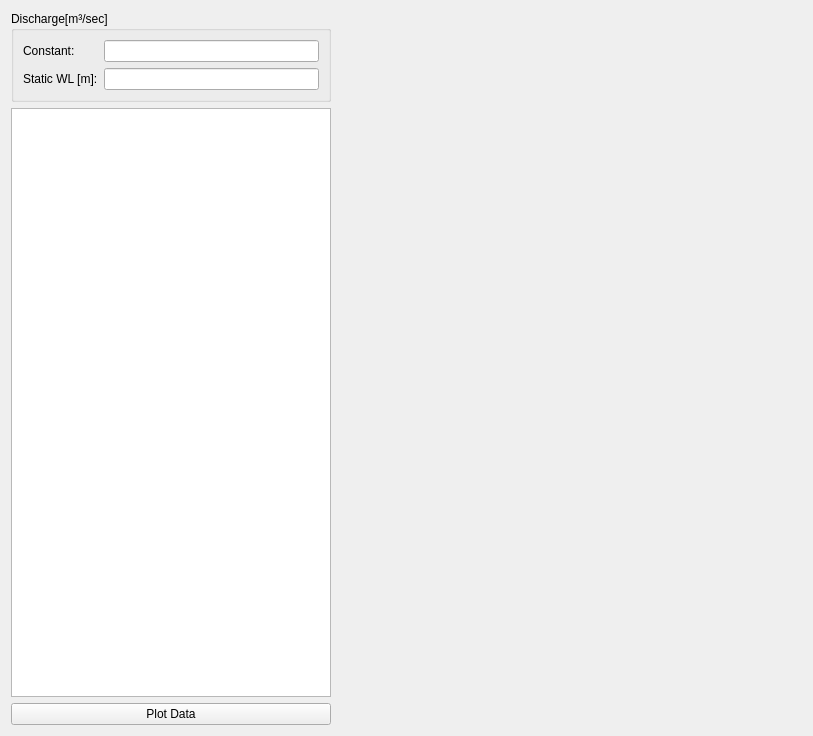
Above: HyAn/ui/pumping_data.ui from dhanush-2501/hydro-analyzer before the change. Below: the same form after it.
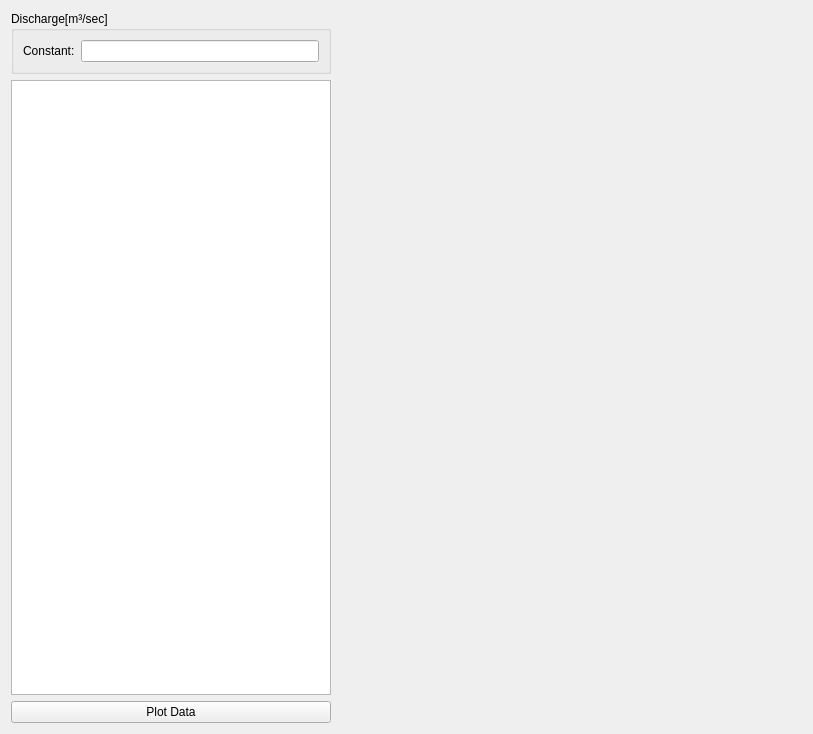
That is the form after the change. Custom widgets are drawn as their Qt base class.

Patch:
```diff
--- a/HyAn/ui/pumping_data.ui
+++ b/HyAn/ui/pumping_data.ui
@@ -7,7 +7,7 @@
     <x>0</x>
     <y>0</y>
     <width>813</width>
-    <height>736</height>
+    <height>734</height>
    </rect>
   </property>
   <property name="windowTitle">
@@ -51,19 +51,6 @@
       <item row="0" column="1">
        <widget class="QLineEdit" name="l_edit_constant"/>
       </item>
-      <item row="2" column="1">
-       <widget class="QLineEdit" name="l_edit_static_wl"/>
-      </item>
-      <item row="2" column="0">
-       <widget class="QLabel" name="lbl_static_wl">
-        <property name="text">
-         <string>Static WL [m]:</string>
-        </property>
-        <property name="buddy">
-         <cstring>l_edit_static_wl</cstring>
-        </property>
-       </widget>
-      </item>
      </layout>
     </widget>
    </item>
```
